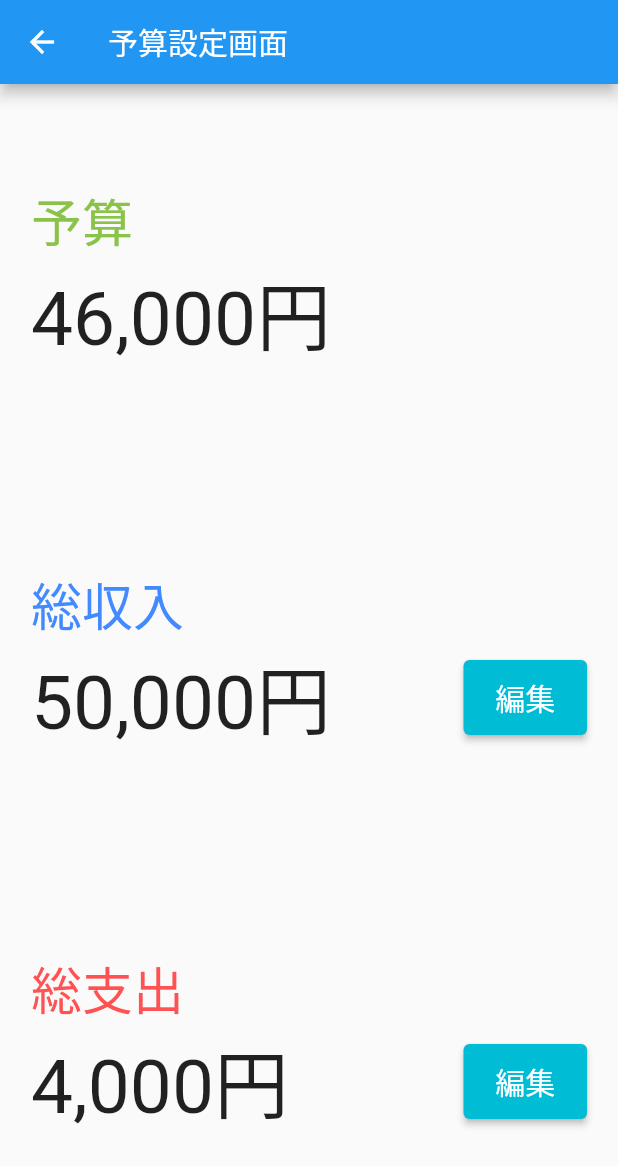
After one commit to TeamSaifu/Saifu_Flutter, a Flutter app: the BudgetPage screen opened by its route, on a phone screen of 412 x 824 dp. The commit adds this screen. Shown: the top 1166 px of the screen. Run offline on Flutter 3.47's test engine with Material 2 defaults, Android fonts, the phone set to English and light mode, and no system bars; our stand-ins replace sqflite; accounts and stored records are empty.

Commit message:
'予算設定画面を作成'

```diff
--- /dev/null
+++ b/lib/budget.dart
@@ -0,0 +1,81 @@
+import 'package:flutter/material.dart';
+
+class BudgetPage extends StatelessWidget {
+  Widget _budgetContainer(_title, _color, _price, _screenSize, _flg) {
+    Widget _editButton() {
+      return SizedBox(
+        width: _screenSize.width * 0.2,
+        height: 50,
+        child: ElevatedButton(
+          style: ElevatedButton.styleFrom(
+            primary: Colors.cyan,
+            onPrimary: Colors.white,
+          ),
+          child: Text(
+            '編集',
+            style: TextStyle(fontSize: 20),
+          ),
+          onPressed: () {
+            // ボタンの処理
+          },
+        ),
+      );
+    }
+
+    return Padding(
+      padding: EdgeInsets.symmetric(horizontal: _screenSize.width * 0.05),
+      child: Column(
+        crossAxisAlignment: CrossAxisAlignment.start,
+        children: [
+          Text(
+            '$_title',
+            style: TextStyle(
+              fontSize: 34,
+              color: _color,
+            ),
+          ),
+          Row(
+            children: [
+              SizedBox(
+                width: _screenSize.width * 0.7,
+                child: Text(
+                  '$_price',
+                  style: TextStyle(
+                    fontSize: 50,
+                  ),
+                ),
+              ),
+              _flg ? _editButton() : Container()
+            ],
+          ),
+        ],
+      ),
+    );
+  }
+
+  @override
+  Widget build(BuildContext context) {
+    var _screenSize = MediaQuery.of(context).size;
+    return Scaffold(
+      appBar: AppBar(
+        leading: IconButton(
+          icon: Icon(Icons.arrow_back),
+          onPressed: () {},
+        ),
+        title: Text('予算設定画面'),
+      ),
+      body: Column(
+        mainAxisAlignment: MainAxisAlignment.spaceAround,
+        crossAxisAlignment: CrossAxisAlignment.start,
+        children: [
+          _budgetContainer(
+              '予算', Colors.lightGreen, '46,000円', _screenSize, false),
+          _budgetContainer(
+              '総収入', Colors.blueAccent, '50,000円', _screenSize, true),
+          _budgetContainer(
+              '総支出', Colors.redAccent, '4,000円', _screenSize, true),
+        ],
+      ),
+    );
+  }
+}
--- a/lib/main.dart
+++ b/lib/main.dart
@@ -1,8 +1,9 @@
 import 'package:flutter/material.dart';
+import 'package:saifu/add_wish_item.dart';
+import 'package:saifu/budget.dart';
+import 'package:saifu/log.dart';
 import 'package:saifu/page.dart';
 import 'package:saifu/wish_list.dart';
-import 'package:saifu/add_wish_item.dart';
-import 'package:saifu/log.dart';
 
 void main() {
   runApp(MyApp());
@@ -26,6 +27,7 @@ class MyApp extends StatelessWidget {
       routes: {
         '/': (_) => MyHomePage(),
         '/add': (_) => AddWishItemPage(),
+        '/budget': (_) => BudgetPage()
       },
     );
   }
```
